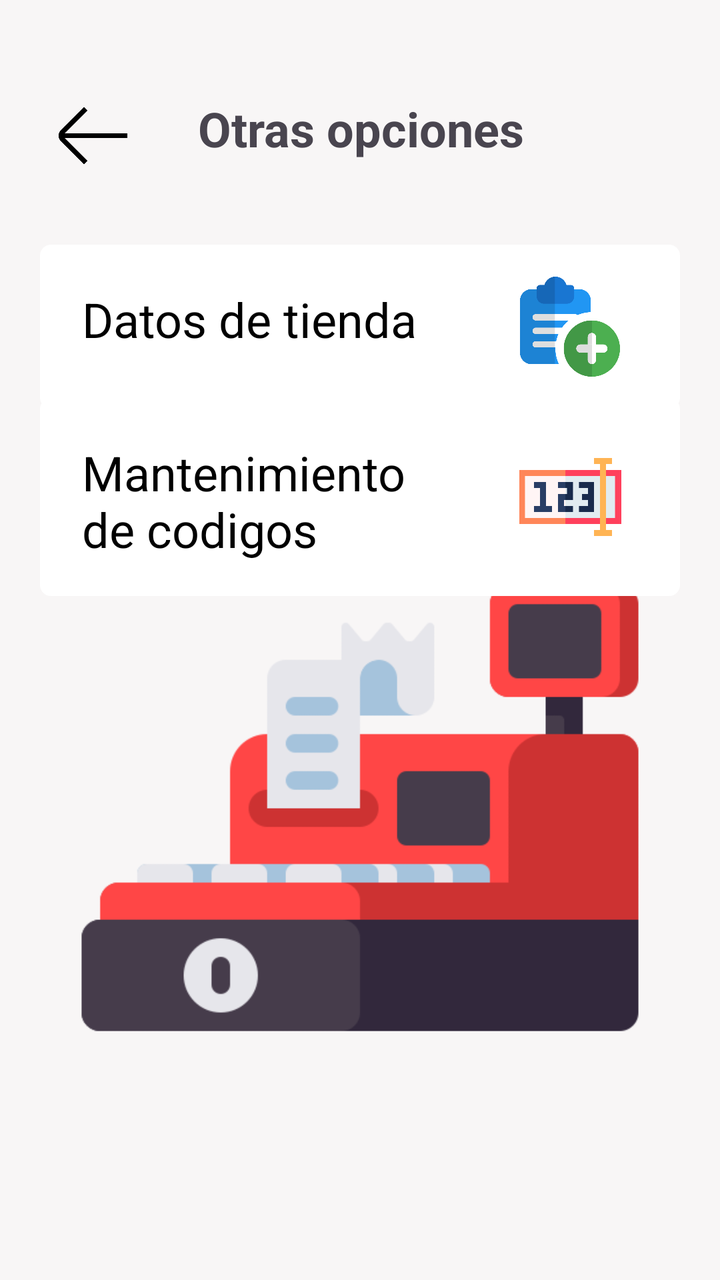
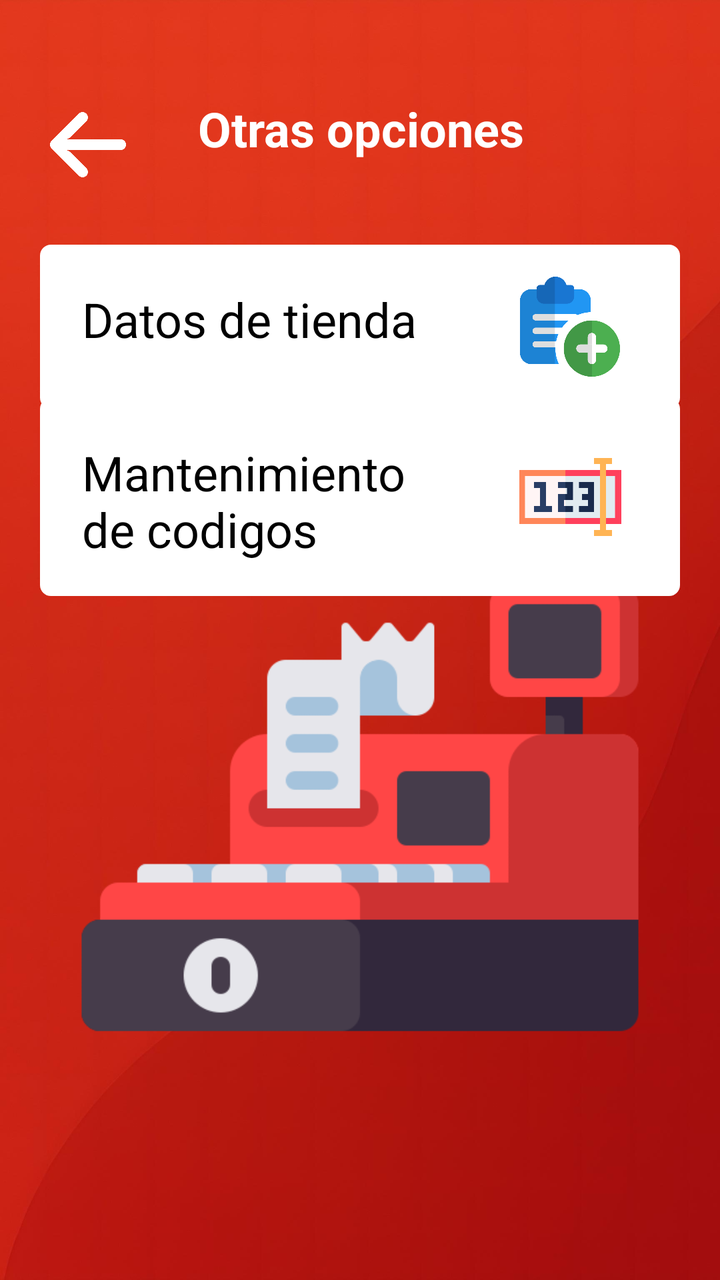

The first picture is an Android layout as it rendered before a commit; the second is the same layout after the commit. The layout source and the unified diff follow.
<!-- AndroidManifest.xml: application theme Theme.ClaroRecargasApp -->
<!-- res/layout/activity_menu_desplegable.xml -->
<?xml version="1.0" encoding="utf-8"?>
<androidx.constraintlayout.widget.ConstraintLayout xmlns:android="http://schemas.android.com/apk/res/android"
    xmlns:app="http://schemas.android.com/apk/res-auto"
    xmlns:tools="http://schemas.android.com/tools"
    android:id="@+id/main"
    android:layout_width="match_parent"
    android:layout_height="match_parent"
    android:background="#F8F6F6"
    tools:context=".MenuDesplegable">

    

    

    

    <ImageView
        android:id="@+id/imageView4"
        android:layout_width="344dp"
        android:layout_height="297dp"
        android:layout_marginStart="16dp"
        android:layout_marginEnd="16dp"
        app:layout_constraintBottom_toBottomOf="parent"
        app:layout_constraintEnd_toEndOf="parent"
        app:layout_constraintHorizontal_bias="0.509"
        app:layout_constraintStart_toStartOf="parent"
        app:layout_constraintTop_toTopOf="parent"
        app:layout_constraintVertical_bias="0.745"
        app:srcCompat="@drawable/fondo" />

    <ImageButton
        android:id="@+id/btnVolverMD"
        android:layout_width="61dp"
        android:layout_height="59dp"
        android:layout_marginStart="16dp"
        android:background="#F8F6F6"
        android:contentDescription="@string/descripcion_boton"
        android:scaleType="fitCenter"
        app:layout_constraintBottom_toBottomOf="parent"
        app:layout_constraintEnd_toEndOf="parent"
        app:layout_constraintHorizontal_bias="0.0"
        app:layout_constraintStart_toStartOf="parent"
        app:layout_constraintTop_toTopOf="parent"
        app:layout_constraintVertical_bias="0.066"
        app:srcCompat="@drawable/regresar2" />

    <TextView
        android:id="@+id/tituloMenu"
        android:layout_width="wrap_content"
        android:layout_height="wrap_content"
        android:layout_marginStart="24dp"
        android:text="Otras opciones"
        android:textSize="24sp"
        android:textStyle="bold"
        app:layout_constraintBottom_toBottomOf="parent"
        app:layout_constraintEnd_toEndOf="parent"
        app:layout_constraintHorizontal_bias="0.433"
        app:layout_constraintStart_toStartOf="parent"
        app:layout_constraintTop_toTopOf="parent"
        app:layout_constraintVertical_bias="0.079" />

    <RelativeLayout
        android:id="@+id/layoutDatosTienda"
        android:layout_width="320dp"
        android:layout_height="82dp"
        android:layout_below="@id/tituloMenu"
        android:layout_marginStart="24dp"
        android:layout_marginEnd="24dp"
        android:background="@drawable/rounded_corner"
        android:padding="16dp"
        app:layout_constraintBottom_toBottomOf="parent"
        app:layout_constraintEnd_toEndOf="parent"
        app:layout_constraintStart_toStartOf="parent"
        app:layout_constraintTop_toTopOf="parent"
        app:layout_constraintVertical_bias="0.219">


        <TextView
            android:id="@+id/menuItemTextDatosTienda"
            android:layout_width="189dp"
            android:layout_height="52dp"
            android:layout_alignParentStart="true"
            android:layout_alignParentTop="true"
            android:layout_alignParentBottom="true"
            android:layout_marginStart="5dp"
            android:layout_marginTop="5dp"
            android:layout_marginBottom="5dp"
            android:text="Datos de tienda"
            android:textAlignment="viewStart"
            android:textAllCaps="false"
            android:textColor="@android:color/black"
            android:textSize="24sp" />

        <ImageView
            android:id="@+id/menuItemIconDatosTienda"
            android:layout_width="78dp"
            android:layout_height="51dp"
            android:layout_alignParentEnd="true"
            android:layout_centerVertical="true"
            android:src="@drawable/anadir" />

        

    </RelativeLayout>

    

    <RelativeLayout
        android:id="@+id/layoutCodigosUtilizados"
        android:layout_width="320dp"
        android:layout_height="99dp"
        android:layout_below="@id/tituloMenu"
        android:layout_marginStart="16dp"
        android:layout_marginEnd="16dp"
        android:background="@drawable/rounded_corner"
        android:padding="16dp"
        app:layout_constraintBottom_toBottomOf="parent"
        app:layout_constraintEnd_toEndOf="parent"
        app:layout_constraintHorizontal_bias="0.483"
        app:layout_constraintStart_toStartOf="parent"
        app:layout_constraintTop_toTopOf="parent"
        app:layout_constraintVertical_bias="0.368">


        <TextView
            android:id="@+id/menuItemTextCodigosUtilizados"
            android:layout_width="190dp"
            android:layout_height="80dp"
            android:layout_alignParentStart="true"
            android:layout_alignParentTop="true"
            android:layout_alignParentBottom="true"
            android:layout_marginStart="5dp"
            android:layout_marginTop="5dp"
            android:layout_marginBottom="0dp"
            android:text="Mantenimiento de codigos"
            android:textAlignment="viewStart"
            android:textAllCaps="false"
            android:textColor="@android:color/black"
            android:textSize="24sp" />

        <ImageView
            android:id="@+id/menuItemIconCodigosUtilizados"
            android:layout_width="78dp"
            android:layout_height="51dp"
            android:layout_alignParentEnd="true"
            android:layout_centerVertical="true"
            android:src="@drawable/codigos" />

        

    </RelativeLayout>

</androidx.constraintlayout.widget.ConstraintLayout>
<!-- resources referenced by this layout -->
<resources>
  <!-- drawable anadir: png bitmap (drawable, 19445 bytes) -->
  <!-- drawable codigos: png bitmap (drawable, 3509 bytes) -->
  <!-- drawable fondo: png bitmap (drawable, 12129 bytes) -->
  <!-- drawable regresar2: png bitmap (drawable, 2302 bytes) -->
  <!-- drawable rounded_corner (drawable) -->
  <?xml version="1.0" encoding="utf-8"?>
  <shape xmlns:android="http://schemas.android.com/apk/res/android">
      <solid android:color="#FFFFFF"/> 
      <corners android:radius="5dp"/>  
      <stroke
          android:width="1dp"
          android:color="#FFFFFF"/> 
  </shape>
  <string name="descripcion_boton">Menú desplegable</string>
  <style name="Theme.ClaroRecargasApp" parent="Base.Theme.ClaroRecargasApp">
          
          <item name="android:windowFullscreen">true</item>
      </style>
  <style name="Base.Theme.ClaroRecargasApp" parent="Theme.Material3.DayNight.NoActionBar">
          
          
      </style>
</resources>

<!-- the commit's change to res/layout/activity_menu_desplegable.xml (unified diff, before → after) -->
@@ -5,14 +5,18 @@
     android:id="@+id/main"
     android:layout_width="match_parent"
     android:layout_height="match_parent"
-    android:background="#F8F6F6"
     tools:context=".MenuDesplegable">
 
-    
-
-    
-
-    
+    <ImageView
+        android:id="@+id/backgroundImage"
+        android:layout_width="0dp"
+        android:layout_height="0dp"
+        android:scaleType="centerCrop"
+        android:src="@drawable/fondoapp"
+        app:layout_constraintTop_toTopOf="parent"
+        app:layout_constraintBottom_toBottomOf="parent"
+        app:layout_constraintStart_toStartOf="parent"
+        app:layout_constraintEnd_toEndOf="parent" />
 
     <ImageView
         android:id="@+id/imageView4"
@@ -30,19 +34,21 @@
 
     <ImageButton
         android:id="@+id/btnVolverMD"
-        android:layout_width="61dp"
-        android:layout_height="59dp"
-        android:layout_marginStart="16dp"
-        android:background="#F8F6F6"
+        android:layout_width="48dp"
+        android:layout_height="48dp"
+        android:layout_marginTop="10dp"
+        android:layout_marginStart="20dp"
+        android:background="@android:color/transparent"
         android:contentDescription="@string/descripcion_boton"
         android:scaleType="fitCenter"
+        android:padding="5dp"
         app:layout_constraintBottom_toBottomOf="parent"
         app:layout_constraintEnd_toEndOf="parent"
         app:layout_constraintHorizontal_bias="0.0"
         app:layout_constraintStart_toStartOf="parent"
         app:layout_constraintTop_toTopOf="parent"
         app:layout_constraintVertical_bias="0.066"
-        app:srcCompat="@drawable/regresar2" />
+        app:srcCompat="@drawable/icon_regresar" />
 
     <TextView
         android:id="@+id/tituloMenu"
@@ -50,6 +56,7 @@
         android:layout_height="wrap_content"
         android:layout_marginStart="24dp"
         android:text="Otras opciones"
+        android:textColor="#FFFFFF"
         android:textSize="24sp"
         android:textStyle="bold"
         app:layout_constraintBottom_toBottomOf="parent"
<!-- resource entries referenced after the edit -->
@@ -3,7 +3,8 @@
   <!-- drawable anadir: png bitmap (drawable, 19445 bytes) -->
   <!-- drawable codigos: png bitmap (drawable, 3509 bytes) -->
   <!-- drawable fondo: png bitmap (drawable, 12129 bytes) -->
-  <!-- drawable regresar2: png bitmap (drawable, 2302 bytes) -->
+  <!-- drawable fondoapp: jpg bitmap (drawable, 112541 bytes) -->
+  <!-- drawable icon_regresar: png bitmap (drawable, 7179 bytes) -->
   <!-- drawable rounded_corner (drawable) -->
   <?xml version="1.0" encoding="utf-8"?>
   <shape xmlns:android="http://schemas.android.com/apk/res/android">
